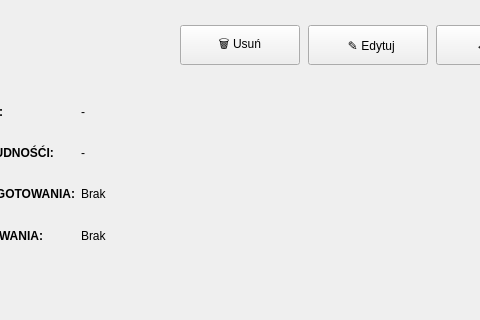
Above: RecipeManager/pages/RecipeDetailsPage.ui from akmqu/recipe-manager before the change; both pictures show x 416 to 896 and y 0 to 320 of the 1000 by 720 pixel window. Below: the same form after it.
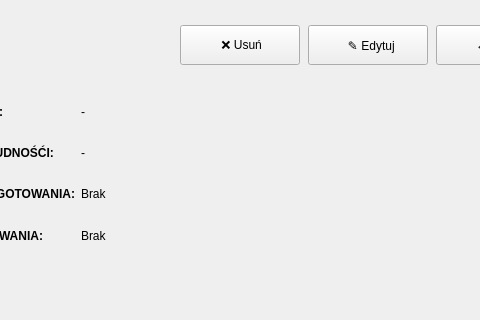
That is the form after the change.

```diff
--- a/RecipeManager/pages/RecipeDetailsPage.ui
+++ b/RecipeManager/pages/RecipeDetailsPage.ui
@@ -104,7 +104,7 @@
         </size>
        </property>
        <property name="text">
-        <string>🗑 Usuń</string>
+        <string> ❌ Usuń</string>
        </property>
       </widget>
      </item>
```
